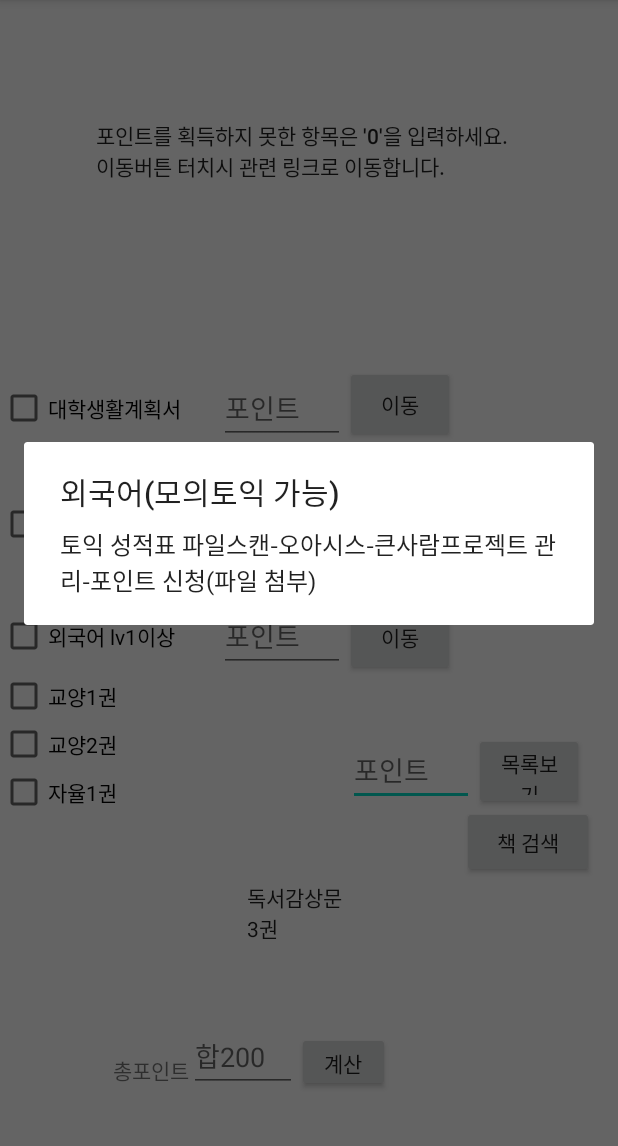
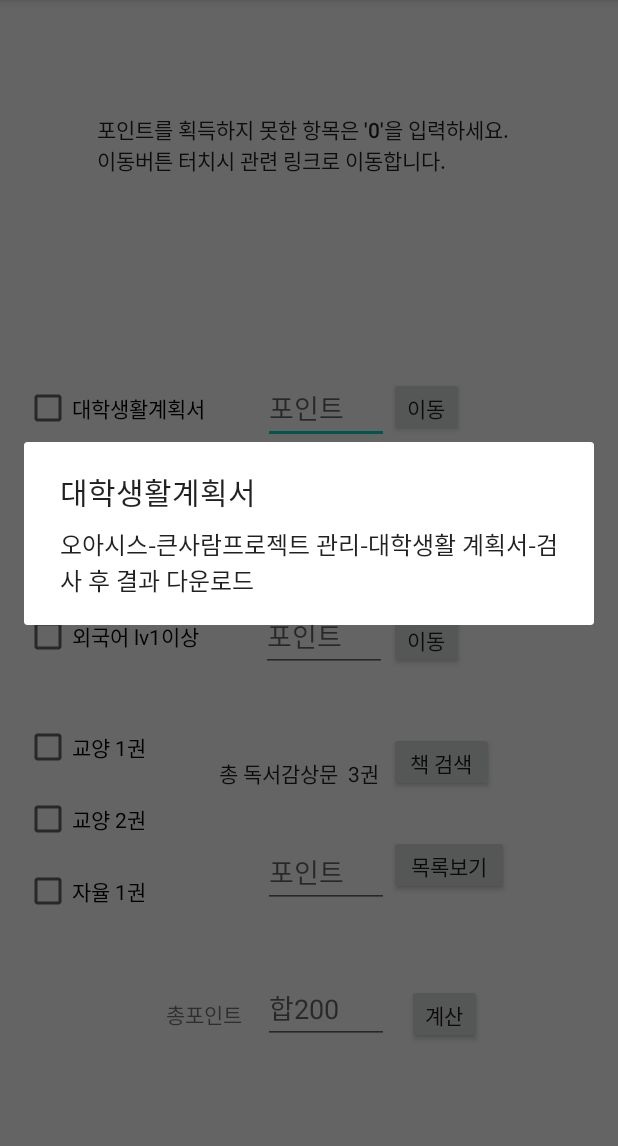
Before and after one commit to 0jiiino/JBNU_Project, an Android app: the WhiteBelt screen opened directly, with no data from a screen before it, after a tap on "이동", on a phone screen of 412 x 824 dp, the part 84-1230 px from its top. Run offline under Robolectric (Android 15) with nearby library versions, the phone set to English and light mode, and no system bars.

Commit message:
white belt 레이아웃 변경

```diff
--- a/app/src/main/java/com/jbnu/project1/WhiteBelt.java
+++ b/app/src/main/java/com/jbnu/project1/WhiteBelt.java
@@ -173,7 +173,7 @@ public class WhiteBelt extends AppCompatActivity {
     public void popup1(View view) {
         AlertDialog.Builder builder = new AlertDialog.Builder(this);
 
-        builder.setTitle("인성검사").setMessage("행복드림센터 방문검사-검사 후 행복드림센터에서 포인트 입력");
+        builder.setTitle("인성검사").setMessage("행복드림센터 방문검사\n검사 후 행복드림센터에서 포인트 입력");
 
         AlertDialog alertDialog = builder.create();
 
--- a/app/src/main/res/layout/activity_notice.xml
+++ b/app/src/main/res/layout/activity_notice.xml
@@ -7,14 +7,4 @@
     tools:context=".notice">
 
 
-
-    <android.support.v7.app.AlterController.RecycleView
-        android:id="@+id/recyclerview"
-        android:layout_width="match_parent"
-        android:layout_height="match_parent"
-        tools:layout_editor_absoluteX="0dp"
-        tools:layout_editor_absoluteY="0dp">
-
-    </android.support.v7.app.AlterController.RecycleView>
-
 </androidx.constraintlayout.widget.ConstraintLayout>
--- a/app/src/main/res/layout/activity_white_belt.xml
+++ b/app/src/main/res/layout/activity_white_belt.xml
@@ -5,6 +5,194 @@
     android:layout_width="match_parent"
     android:layout_height="match_parent"
     tools:context=".WhiteBelt">
+
+
+    <EditText
+        android:id="@+id/editText01"
+        android:layout_width="84dp"
+        android:layout_height="48dp"
+        android:layout_marginStart="16dp"
+        android:layout_marginLeft="16dp"
+        android:ems="10"
+        android:hint="포인트"
+        android:inputType="number"
+        android:maxLength="2"
+        app:layout_constraintBottom_toBottomOf="parent"
+        app:layout_constraintEnd_toEndOf="@+id/editText02"
+        app:layout_constraintHorizontal_bias="1.0"
+        app:layout_constraintStart_toEndOf="@+id/checkbox01"
+        app:layout_constraintTop_toTopOf="parent"
+        app:layout_constraintVertical_bias="0.344" />
+
+    <Button
+        android:id="@+id/button01"
+        android:layout_width="50dp"
+        android:layout_height="40dp"
+        android:onClick="popup"
+        android:text="이동"
+        app:layout_constraintBottom_toBottomOf="parent"
+        app:layout_constraintEnd_toEndOf="parent"
+        app:layout_constraintHorizontal_bias="0.0"
+        app:layout_constraintStart_toStartOf="@+id/button03"
+        app:layout_constraintTop_toTopOf="parent"
+        app:layout_constraintVertical_bias="0.345" />
+
+    <EditText
+        android:id="@+id/editText02"
+        android:layout_width="84dp"
+        android:layout_height="48dp"
+        android:layout_marginStart="4dp"
+        android:layout_marginLeft="4dp"
+        android:ems="10"
+        android:hint="포인트"
+        android:inputType="number"
+        android:maxLength="2"
+        app:layout_constraintBottom_toBottomOf="parent"
+        app:layout_constraintEnd_toEndOf="@+id/editText03"
+        app:layout_constraintStart_toEndOf="@+id/checkbox02"
+        app:layout_constraintTop_toTopOf="parent"
+        app:layout_constraintVertical_bias="0.453" />
+
+    <Button
+        android:id="@+id/button02"
+        android:layout_width="50dp"
+        android:layout_height="40dp"
+        android:onClick="popup1"
+        android:text="인성"
+        app:layout_constraintBottom_toBottomOf="parent"
+        app:layout_constraintEnd_toEndOf="parent"
+        app:layout_constraintHorizontal_bias="0.012"
+        app:layout_constraintStart_toStartOf="@+id/button03"
+        app:layout_constraintTop_toTopOf="parent"
+        app:layout_constraintVertical_bias="0.455" />
+
+    <Button
+        android:id="@+id/button"
+        android:layout_width="50dp"
+        android:layout_height="40dp"
+        android:onClick="popup3"
+        android:text="적성"
+        app:layout_constraintBottom_toBottomOf="parent"
+        app:layout_constraintEnd_toEndOf="parent"
+        app:layout_constraintHorizontal_bias="0.0"
+        app:layout_constraintStart_toEndOf="@+id/button02"
+        app:layout_constraintTop_toTopOf="parent"
+        app:layout_constraintVertical_bias="0.455" />
+
+    <CheckBox
+        android:id="@+id/checkbox03"
+        android:layout_width="146dp"
+        android:layout_height="48dp"
+        android:layout_marginStart="16dp"
+        android:layout_marginLeft="16dp"
+        android:text="외국어 lv1이상"
+        app:layout_constraintBottom_toBottomOf="parent"
+        app:layout_constraintStart_toStartOf="parent"
+        app:layout_constraintTop_toTopOf="parent"
+        app:layout_constraintVertical_bias="0.556" />
+
+    <CheckBox
+        android:id="@+id/checkbox06"
+        android:layout_width="83dp"
+        android:layout_height="32dp"
+        android:layout_marginStart="16dp"
+        android:layout_marginLeft="16dp"
+        android:layout_marginTop="16dp"
+        android:text="자율 1권"
+        app:layout_constraintBottom_toBottomOf="parent"
+        app:layout_constraintStart_toStartOf="parent"
+        app:layout_constraintTop_toBottomOf="@+id/checkbox05"
+        app:layout_constraintVertical_bias="0.0" />
+
+    <CheckBox
+        android:id="@+id/checkbox05"
+        android:layout_width="wrap_content"
+        android:layout_height="wrap_content"
+        android:layout_marginStart="16dp"
+        android:layout_marginLeft="16dp"
+        android:layout_marginTop="16dp"
+        android:text="교양 2권"
+        app:layout_constraintEnd_toEndOf="parent"
+        app:layout_constraintHorizontal_bias="0.0"
+        app:layout_constraintStart_toStartOf="parent"
+        app:layout_constraintTop_toBottomOf="@+id/checkbox04" />
+
+    <CheckBox
+        android:id="@+id/checkbox04"
+        android:layout_width="wrap_content"
+        android:layout_height="wrap_content"
+        android:layout_marginStart="16dp"
+        android:layout_marginLeft="16dp"
+        android:text="교양 1권"
+        app:layout_constraintBottom_toBottomOf="parent"
+        app:layout_constraintEnd_toEndOf="parent"
+        app:layout_constraintHorizontal_bias="0.0"
+        app:layout_constraintStart_toStartOf="parent"
+        app:layout_constraintTop_toTopOf="parent"
+        app:layout_constraintVertical_bias="0.655" />
+
+    <CheckBox
+        android:id="@+id/checkbox01"
+        android:layout_width="146dp"
+        android:layout_height="48dp"
+        android:layout_marginStart="16dp"
+        android:layout_marginLeft="16dp"
+        android:text="대학생활계획서"
+        app:layout_constraintBottom_toBottomOf="parent"
+        app:layout_constraintStart_toStartOf="parent"
+        app:layout_constraintTop_toTopOf="parent"
+        app:layout_constraintVertical_bias="0.344" />
+
+    <CheckBox
+        android:id="@+id/checkbox02"
+        android:layout_width="156dp"
+        android:layout_height="45dp"
+        android:layout_marginStart="16dp"
+        android:layout_marginLeft="16dp"
+        android:text="인성/적성검사(택1)"
+        app:layout_constraintBottom_toBottomOf="parent"
+        app:layout_constraintStart_toStartOf="parent"
+        app:layout_constraintTop_toTopOf="parent"
+        app:layout_constraintVertical_bias="0.451" />
+
+    <EditText
+        android:id="@+id/editText03"
+        android:layout_width="84dp"
+        android:layout_height="48dp"
+        android:layout_marginStart="12dp"
+        android:layout_marginLeft="12dp"
+        android:ems="10"
+        android:hint="포인트"
+        android:inputType="number"
+        android:maxLength="2"
+        app:layout_constraintBottom_toBottomOf="parent"
+        app:layout_constraintStart_toEndOf="@+id/checkbox03"
+        app:layout_constraintTop_toTopOf="parent"
+        app:layout_constraintVertical_bias="0.556" />
+
+
+    <Button
+        android:id="@+id/button03"
+        android:layout_width="50dp"
+        android:layout_height="40dp"
+        android:onClick="popup2"
+        android:text="이동"
+        app:layout_constraintBottom_toBottomOf="parent"
+        app:layout_constraintEnd_toEndOf="parent"
+        app:layout_constraintHorizontal_bias="0.012"
+        app:layout_constraintStart_toEndOf="@+id/editText03"
+        app:layout_constraintTop_toTopOf="parent"
+        app:layout_constraintVertical_bias="0.558" />
+
+    <Button
+        android:id="@+id/button04"
+        android:layout_width="80dp"
+        android:layout_height="40dp"
+        android:text="목록보기"
+        app:layout_constraintBottom_toBottomOf="parent"
+        app:layout_constraintStart_toStartOf="@+id/button03"
+        app:layout_constraintTop_toTopOf="parent"
+        app:layout_constraintVertical_bias="0.765" />
 
     <EditText
         android:id="@+id/editText04"
@@ -15,242 +203,87 @@
         android:inputType="number"
         android:maxLength="2"
         app:layout_constraintBottom_toBottomOf="parent"
-        app:layout_constraintEnd_toEndOf="parent"
-        app:layout_constraintHorizontal_bias="0.0"
-        app:layout_constraintStart_toEndOf="@+id/textView3"
-        app:layout_constraintTop_toBottomOf="@+id/editText03"
-        app:layout_constraintVertical_bias="0.151" />
-
-    <CheckBox
-        android:id="@+id/checkbox02"
-        android:layout_width="146dp"
-        android:layout_height="48dp"
-        android:text="인성/적성검사(택1)"
-        app:layout_constraintBottom_toBottomOf="parent"
-        app:layout_constraintStart_toStartOf="parent"
+        app:layout_constraintEnd_toEndOf="@+id/editText02"
         app:layout_constraintTop_toTopOf="parent"
-        app:layout_constraintVertical_bias="0.452" />
+        app:layout_constraintVertical_bias="0.774"
+        tools:ignore="MissingConstraints" />
 
     <EditText
-        android:id="@+id/editText02"
+        android:id="@+id/editText05"
         android:layout_width="84dp"
         android:layout_height="48dp"
         android:ems="10"
-        android:hint="포인트"
+        android:hint="합200"
         android:inputType="number"
-        android:maxLength="2"
-        app:layout_constraintBottom_toBottomOf="parent"
-        app:layout_constraintStart_toEndOf="@+id/checkbox02"
-        app:layout_constraintTop_toTopOf="parent"
-        app:layout_constraintVertical_bias="0.452" />
-
-    <Button
-        android:id="@+id/button03"
-        android:layout_width="73dp"
-        android:layout_height="51dp"
-        android:text="이동"
-        android:onClick="popup2"
         app:layout_constraintBottom_toBottomOf="parent"
         app:layout_constraintEnd_toEndOf="parent"
-        app:layout_constraintHorizontal_bias="0.0"
-        app:layout_constraintStart_toEndOf="@+id/editText03"
-        app:layout_constraintTop_toTopOf="parent"
-        app:layout_constraintVertical_bias="0.557" />
-
-    <CheckBox
-        android:id="@+id/checkbox05"
-        android:layout_width="wrap_content"
-        android:layout_height="wrap_content"
-        android:text="교양2권"
-        app:layout_constraintEnd_toEndOf="parent"
-        app:layout_constraintHorizontal_bias="0.0"
-        app:layout_constraintStart_toStartOf="parent"
-        app:layout_constraintTop_toBottomOf="@+id/checkbox04" />
-
-    <TextView
-        android:id="@+id/textView3"
-        android:layout_width="67dp"
-        android:layout_height="56dp"
-        android:layout_marginEnd="180dp"
-        android:layout_marginRight="180dp"
-        android:layout_marginBottom="124dp"
-        android:text="독서감상문  3권"
-        android:textAppearance="@style/TextAppearance.AppCompat.Body1"
-        app:layout_constraintBottom_toBottomOf="parent"
-        app:layout_constraintEnd_toEndOf="parent" />
-
-    <Button
-        android:id="@+id/button02"
-        android:layout_width="73dp"
-        android:layout_height="51dp"
-        android:text="인성"
-        android:onClick="popup1"
-        app:layout_constraintBottom_toBottomOf="parent"
-        app:layout_constraintEnd_toEndOf="parent"
-        app:layout_constraintHorizontal_bias="0.0"
-        app:layout_constraintStart_toEndOf="@+id/editText02"
-        app:layout_constraintTop_toTopOf="parent"
-        app:layout_constraintVertical_bias="0.449" />
-
-    <CheckBox
-        android:id="@+id/checkbox03"
-        android:layout_width="146dp"
-        android:layout_height="48dp"
-        android:text="외국어 lv1이상"
-        app:layout_constraintBottom_toBottomOf="parent"
+        app:layout_constraintHorizontal_bias="0.535"
         app:layout_constraintStart_toStartOf="parent"
         app:layout_constraintTop_toTopOf="parent"
-        app:layout_constraintVertical_bias="0.556" />
-
-    <Button
-        android:id="@+id/button01"
-        android:layout_width="73dp"
-        android:layout_height="51dp"
-        android:text="이동"
-        android:onClick="popup"
-        app:layout_constraintBottom_toBottomOf="parent"
-        app:layout_constraintEnd_toEndOf="parent"
-        app:layout_constraintHorizontal_bias="0.0"
-        app:layout_constraintStart_toEndOf="@+id/editText01"
-        app:layout_constraintTop_toTopOf="parent"
-        app:layout_constraintVertical_bias="0.34"
-        />
-
-    <CheckBox
-        android:id="@+id/checkbox04"
-        android:layout_width="wrap_content"
-        android:layout_height="wrap_content"
-        android:text="교양1권"
-        app:layout_constraintEnd_toEndOf="parent"
-        app:layout_constraintHorizontal_bias="0.0"
-        app:layout_constraintStart_toStartOf="parent"
-        app:layout_constraintTop_toBottomOf="@+id/checkbox03" />
-
-    <EditText
-        android:id="@+id/editText01"
-        android:layout_width="84dp"
-        android:layout_height="48dp"
-        android:ems="10"
-        android:hint="포인트"
-        android:inputType="number"
-        android:maxLength="2"
-        app:layout_constraintBottom_toBottomOf="parent"
-        app:layout_constraintStart_toEndOf="@+id/checkbox01"
-        app:layout_constraintTop_toTopOf="parent"
-        app:layout_constraintVertical_bias="0.344" />
-
-    <EditText
-        android:id="@+id/editText03"
-        android:layout_width="84dp"
-        android:layout_height="48dp"
-        android:ems="10"
-        android:hint="포인트"
-        android:inputType="number"
-        android:maxLength="2"
-        app:layout_constraintBottom_toBottomOf="parent"
-        app:layout_constraintStart_toEndOf="@+id/checkbox03"
-        app:layout_constraintTop_toTopOf="parent"
-        app:layout_constraintVertical_bias="0.556" />
-
-    <CheckBox
-        android:id="@+id/checkbox01"
-        android:layout_width="146dp"
-        android:layout_height="48dp"
-        android:text="대학생활계획서"
-        app:layout_constraintBottom_toBottomOf="parent"
-        app:layout_constraintStart_toStartOf="parent"
-        app:layout_constraintTop_toTopOf="parent"
-        app:layout_constraintVertical_bias="0.344" />
-
-    <Button
-        android:id="@+id/button04"
-        android:layout_width="73dp"
-        android:layout_height="51dp"
-        android:text="목록보기"
-        app:layout_constraintBottom_toBottomOf="parent"
-        app:layout_constraintStart_toEndOf="@+id/editText04"
-        app:layout_constraintTop_toBottomOf="@+id/button03"
-        app:layout_constraintVertical_bias="0.143" />
-
-    <CheckBox
-        android:id="@+id/checkbox06"
-        android:layout_width="81dp"
-        android:layout_height="32dp"
-        android:text="자율1권"
-        app:layout_constraintBottom_toBottomOf="parent"
-        app:layout_constraintStart_toStartOf="parent"
-        app:layout_constraintTop_toBottomOf="@+id/checkbox05"
-        app:layout_constraintVertical_bias="0.0" />
+        app:layout_constraintVertical_bias="0.9" />
 
     <TextView
         android:id="@+id/textView5"
         android:layout_width="wrap_content"
         android:layout_height="wrap_content"
-        android:layout_marginBottom="44dp"
         android:text="총포인트"
         app:layout_constraintBottom_toBottomOf="parent"
         app:layout_constraintEnd_toEndOf="parent"
-        app:layout_constraintHorizontal_bias="0.208"
-        app:layout_constraintStart_toStartOf="parent" />
+        app:layout_constraintHorizontal_bias="0.306"
+        app:layout_constraintStart_toStartOf="parent"
+        app:layout_constraintTop_toTopOf="parent"
+        app:layout_constraintVertical_bias="0.891" />
 
-    <EditText
-        android:id="@+id/editText05"
-        android:layout_width="72dp"
-        android:layout_height="43dp"
-        android:layout_marginBottom="40dp"
-        android:ems="10"
-        android:hint="합200"
-        android:inputType="number"
+    <Button
+        android:id="@+id/plus"
+        android:layout_width="50dp"
+        android:layout_height="40dp"
+        android:text="계산"
+        app:layout_constraintBottom_toBottomOf="parent"
+        app:layout_constraintEnd_toEndOf="parent"
+        app:layout_constraintHorizontal_bias="0.75"
+        app:layout_constraintStart_toStartOf="parent"
+        app:layout_constraintTop_toTopOf="parent"
+        app:layout_constraintVertical_bias="0.901" />
+
+    <Button
+        android:id="@+id/search"
+        android:layout_width="70dp"
+        android:layout_height="40dp"
+        android:layout_marginEnd="60dp"
+        android:layout_marginRight="60dp"
+        android:text="책 검색"
         app:layout_constraintBottom_toBottomOf="parent"
         app:layout_constraintEnd_toEndOf="parent"
         app:layout_constraintHorizontal_bias="0.0"
-        app:layout_constraintStart_toEndOf="@+id/textView5" />
+        app:layout_constraintStart_toStartOf="@+id/button03"
+        app:layout_constraintTop_toTopOf="parent"
+        app:layout_constraintVertical_bias="0.67"
+        tools:ignore="MissingConstraints" />
 
-    <Button
-        android:id="@+id/plus"
-        android:layout_width="62dp"
-        android:layout_height="40dp"
-        android:layout_marginBottom="40dp"
-        android:text="계산"
+    <TextView
+        android:id="@+id/textView3"
+        android:layout_width="112dp"
+        android:layout_height="19dp"
+        android:text="총 독서감상문  3권"
+        android:textAppearance="@style/TextAppearance.AppCompat.Body1"
         app:layout_constraintBottom_toBottomOf="parent"
-        app:layout_constraintEnd_toEndOf="parent"
-        app:layout_constraintHorizontal_bias="0.0"
-        app:layout_constraintStart_toEndOf="@+id/editText05" />
+        app:layout_constraintEnd_toEndOf="@+id/editText03"
 
-    <Button
-        android:id="@+id/search"
-        android:layout_width="wrap_content"
-        android:layout_height="wrap_content"
-        android:layout_marginEnd="16dp"
-        android:layout_marginRight="16dp"
-        android:text="책 검색"
-        app:layout_constraintBottom_toBottomOf="parent"
-        app:layout_constraintEnd_toEndOf="parent"
-        app:layout_constraintTop_toBottomOf="@+id/editText04"
-        app:layout_constraintVertical_bias="0.0" />
+        app:layout_constraintTop_toTopOf="parent"
+        app:layout_constraintVertical_bias="0.674" />
 
     <TextView
         android:id="@+id/textView7"
         android:layout_width="282dp"
         android:layout_height="49dp"
-        android:layout_marginTop="80dp"
+        android:layout_marginTop="76dp"
         android:text="포인트를 획득하지 못한 항목은 '0'을 입력하세요.이동버튼 터치시 관련 링크로 이동합니다."
         android:textAppearance="@style/TextAppearance.AppCompat.Body2"
         app:layout_constraintEnd_toEndOf="parent"
-        app:layout_constraintHorizontal_bias="0.494"
+        app:layout_constraintHorizontal_bias="0.496"
         app:layout_constraintStart_toStartOf="parent"
         app:layout_constraintTop_toTopOf="parent" />
 
-    <Button
-        android:id="@+id/button"
-        android:layout_width="64dp"
-        android:layout_height="42dp"
-        android:layout_marginTop="296dp"
-        android:onClick="popup3"
-        android:text="적성"
-        app:layout_constraintEnd_toEndOf="parent"
-        app:layout_constraintHorizontal_bias="0.0"
-        app:layout_constraintStart_toEndOf="@+id/button02"
-        app:layout_constraintTop_toTopOf="parent" />
 
 </androidx.constraintlayout.widget.ConstraintLayout>
```
